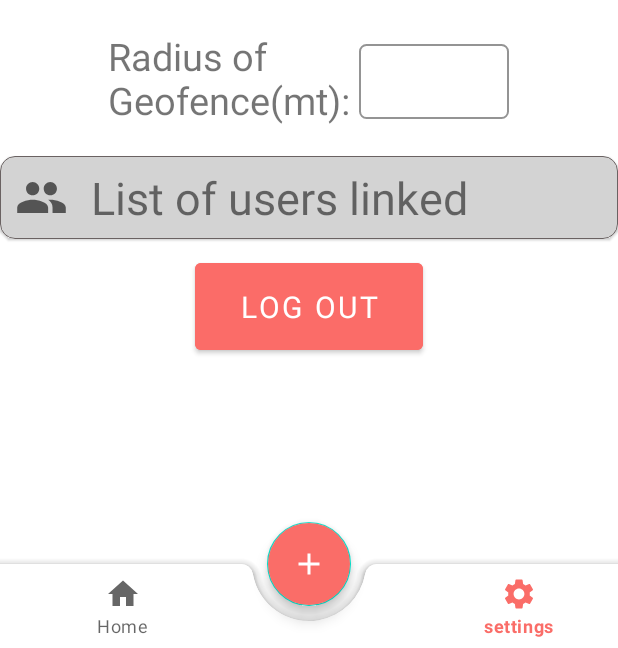
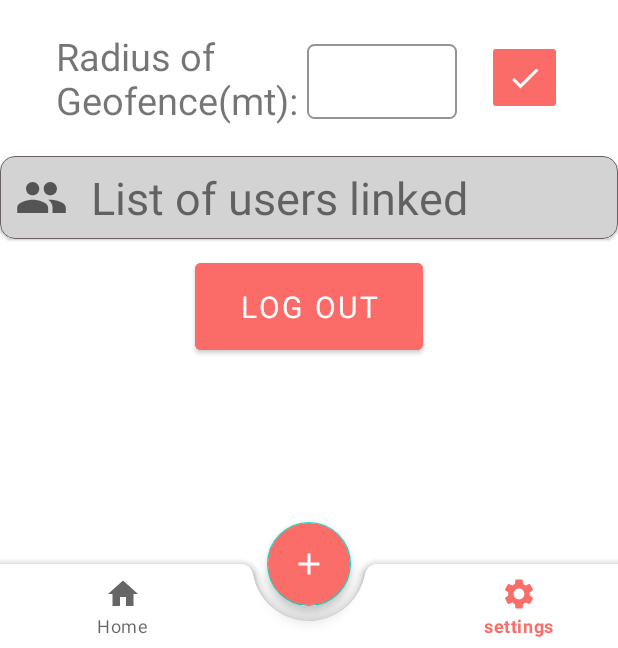
Before and after one commit to anuraggpatil/geofencing-app, an Android app: the HomeFragment screen opened directly, with no data from a screen before it, item 3 of the bottom bar chosen, on a phone screen of 412 x 824 dp, the part 588-1236 px from its top. Run offline under Robolectric (Android 15) with nearby library versions, the phone set to English and light mode, and no system bars; our stand-ins replace Firebase (no records; nobody signed in at launch, a user with empty details on screens opened directly).

Commit message:
new commit

```diff
--- a/app/src/main/java/com/example/geofencingmajorproject/HomeFragment.java
+++ b/app/src/main/java/com/example/geofencingmajorproject/HomeFragment.java
@@ -139,6 +139,22 @@ public class HomeFragment<onRequestPermissionResult> extends Fragment implements
 
         geofencingClient = LocationServices.getGeofencingClient(getContext());
         geofenceHelper = new GeofenceHelper(getContext());
+        firestore.collection("Admin").document(auth.getCurrentUser().getEmail()).addSnapshotListener(new EventListener<DocumentSnapshot>() {
+            @Override
+            public void onEvent(@Nullable DocumentSnapshot value, @Nullable FirebaseFirestoreException error) {
+                if(value.exists() && value !=null){
+                    GEOFENCE_RADIUS = value.getLong("Geofence Radius");
+                }
+            }
+        });
+//        firestore.collection("Admin").document(auth.getCurrentUser().getEmail()).get().addOnSuccessListener(new OnSuccessListener<DocumentSnapshot>() {
+//            @Override
+//            public void onSuccess(DocumentSnapshot snapshot) {
+//                if(snapshot.exists()){
+//                    GEOFENCE_RADIUS = snapshot.getLong("Geofence Radius");
+//                }
+//            }
+//        });
 
         return inflater.inflate(R.layout.fragment_home, container, false);
     }
--- a/app/src/main/res/layout/fragment_settings.xml
+++ b/app/src/main/res/layout/fragment_settings.xml
@@ -56,6 +56,16 @@
 
             </com.google.android.material.textfield.TextInputLayout>
 
+            <ImageButton
+                android:id="@+id/setGeofenceRadius"
+                android:layout_width="50dp"
+                android:layout_height="50dp"
+                android:backgroundTint="#fb6c68"
+                android:layout_marginLeft="20dp"
+                android:tint="@color/white"
+                android:layout_gravity="center_vertical"
+                android:src="@drawable/ic_baseline_check_24"/>
+
         </LinearLayout>
 
         <com.google.android.material.card.MaterialCardView
```
Also changed, not shown: app/src/main/java/com/example/geofencingmajorproject/SettingsFragment.java (+49 -0 lines).
